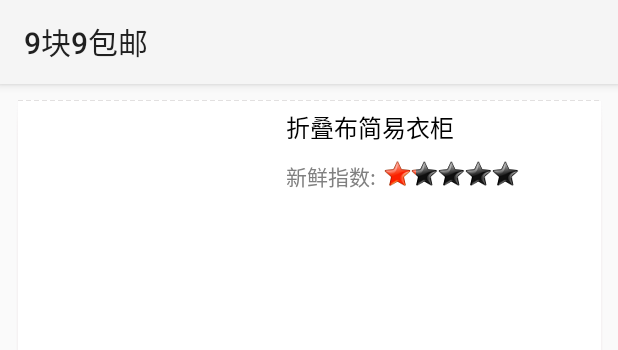
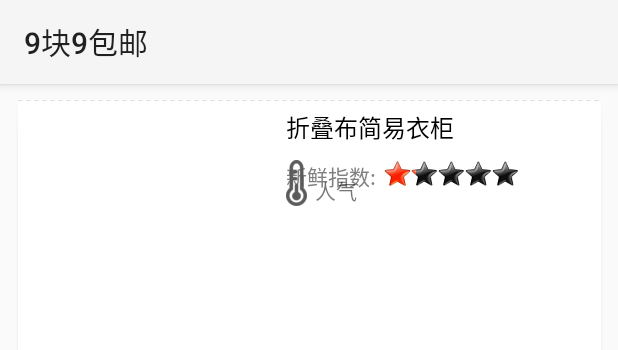
Before and after one commit to GeniusWXCY/totop, an Android app: the layout item_goods_list.xml on its own in the app's theme, with its tools: preview values and no code run, on a phone screen of 412 x 824 dp. Shown: the top 350 px of the screen. Run offline under Robolectric (Android 15) with nearby library versions, the phone set to English and light mode, and no system bars.

Commit message:
提交文件

```diff
--- a/app/src/main/java/com/genius/totop/App.java
+++ b/app/src/main/java/com/genius/totop/App.java
@@ -2,8 +2,10 @@ package com.genius.totop;
 
 import android.app.Application;
 import android.content.Context;
+import android.telephony.TelephonyManager;
 
 import com.activeandroid.ActiveAndroid;
+import com.genius.totop.utils.Constants;
 import com.genius.totop.utils.UILHelper;
 
 public class App extends Application {
@@ -16,6 +18,9 @@ public class App extends Application {
         sContext = getApplicationContext();
         UILHelper.initImageLoader(sContext);
         ActiveAndroid.initialize(this);
+
+        Constants.IMEI =  ((TelephonyManager) getSystemService(TELEPHONY_SERVICE))
+                .getDeviceId();
     }
 
     @Override
--- a/app/src/main/java/com/genius/totop/model/Goods.java
+++ b/app/src/main/java/com/genius/totop/model/Goods.java
@@ -59,7 +59,7 @@ public class Goods {
     /**
      * 新鲜度
      */
-    public String freshness;
+    public float freshness;
     /**
      *创建时间
      */
--- a/app/src/main/java/com/genius/totop/utils/Constants.java
+++ b/app/src/main/java/com/genius/totop/utils/Constants.java
@@ -35,6 +35,8 @@ public class Constants {
      * 下载相关
      */
     public static long DOWNLOAD_ID;
-    public static String DOWNLOAD_FILE_NAME = "nineisall.apk";
-    public static String DOWNLOAD_PATH = "nineisall";
+    public static final String DOWNLOAD_FILE_NAME = "nineisall.apk";
+    public static final String DOWNLOAD_PATH = "nineisall";
+
+    public static String IMEI = "";
 }
--- a/app/src/main/res/layout/item_goods_list.xml
+++ b/app/src/main/res/layout/item_goods_list.xml
@@ -109,14 +109,25 @@
                         app:indicator="true"
                         app:rating="1.2" />
 
-                    <ImageButton
-                        android:id="@+id/imagebutton_new"
+                    <TextView
+                        android:id="@+id/textview_heat"
                         android:layout_width="wrap_content"
                         android:layout_height="wrap_content"
-                        android:layout_toRightOf="@id/textview_goods_hot_label"
-                        android:layout_marginLeft="10dip"
-                        android:layout_gravity="center"
-                        android:visibility="gone"/>
+                        android:layout_marginTop="10.0dip"
+                        android:gravity="bottom"
+                        android:layout_marginLeft="@dimen/item_goods_list_r_margin_left"
+                        android:drawableLeft="@drawable/heat"
+                        android:drawablePadding="@dimen/dimen_5"
+                        android:text=""
+                        />
+                    <TextView
+                        android:id="@+id/textview_heat_label"
+                        android:layout_width="wrap_content"
+                        android:layout_height="wrap_content"
+                        android:layout_toRightOf="@id/textview_heat"
+                        android:layout_alignBottom="@id/textview_heat"
+                        android:text="@string/str_heat_text"
+                        />
 
                 </RelativeLayout>
 
--- a/app/src/main/res/values/strings.xml
+++ b/app/src/main/res/values/strings.xml
@@ -56,7 +56,7 @@
     <string name="str_net_error">网络请求失败</string>
     <string name="str_retry">重试</string>
     <string name="str_new_text">新鲜指数:</string>
-    <string name="str_heat_text">人气值:</string>
+    <string name="str_heat_text">人气</string>
     <string name="str_from">来自</string>
 
     <string name="menu_home">首页</string>
```
Also changed, not shown: app/src/main/java/com/genius/totop/DataFactory.java (deleted, +0 -39 lines), app/src/main/java/com/genius/totop/fragment/GoodsListFragment.java (+4 -4 lines), app/src/main/java/com/genius/totop/manager/CacheDataManager.java (+10 -5 lines), app/src/main/java/com/genius/totop/manager/GoodsManager.java (+67 -1 lines), app/src/main/java/com/genius/totop/model/SimpleLocation.java (added, +19 -0 lines), app/src/main/java/com/genius/totop/network/NetApi.java (+12 -9 lines), app/src/main/java/com/genius/totop/view/adapter/GoodsAdapter.java (+10 -17 lines), app/src/main/res/drawable-hdpi/heat.png (added).
